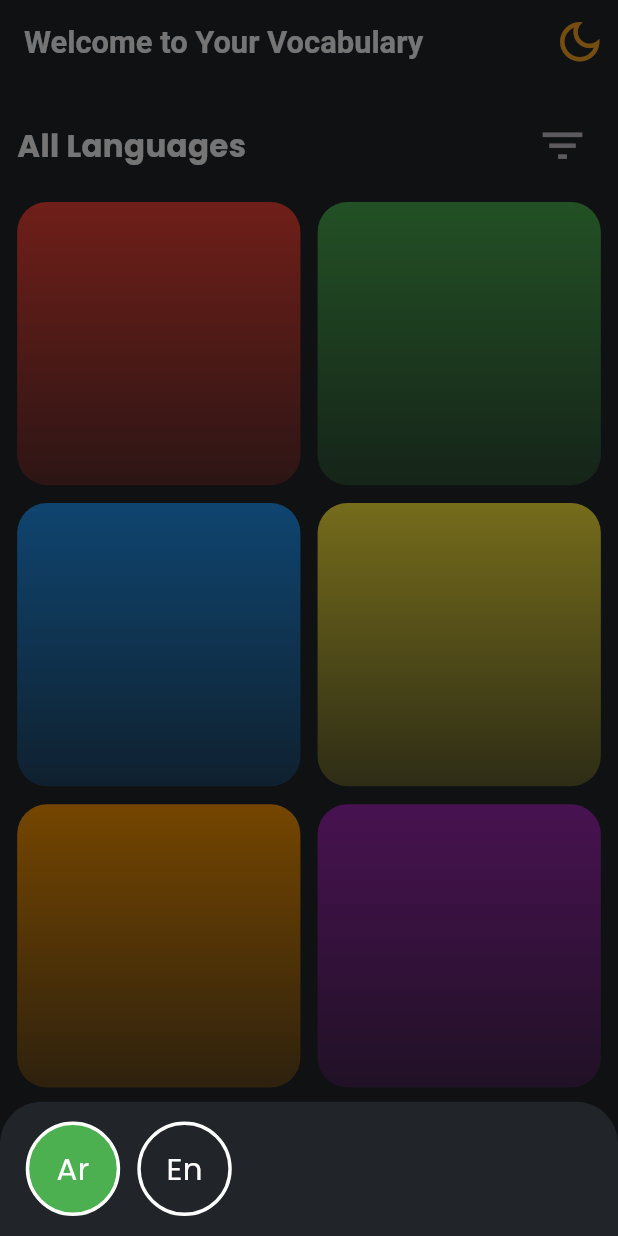
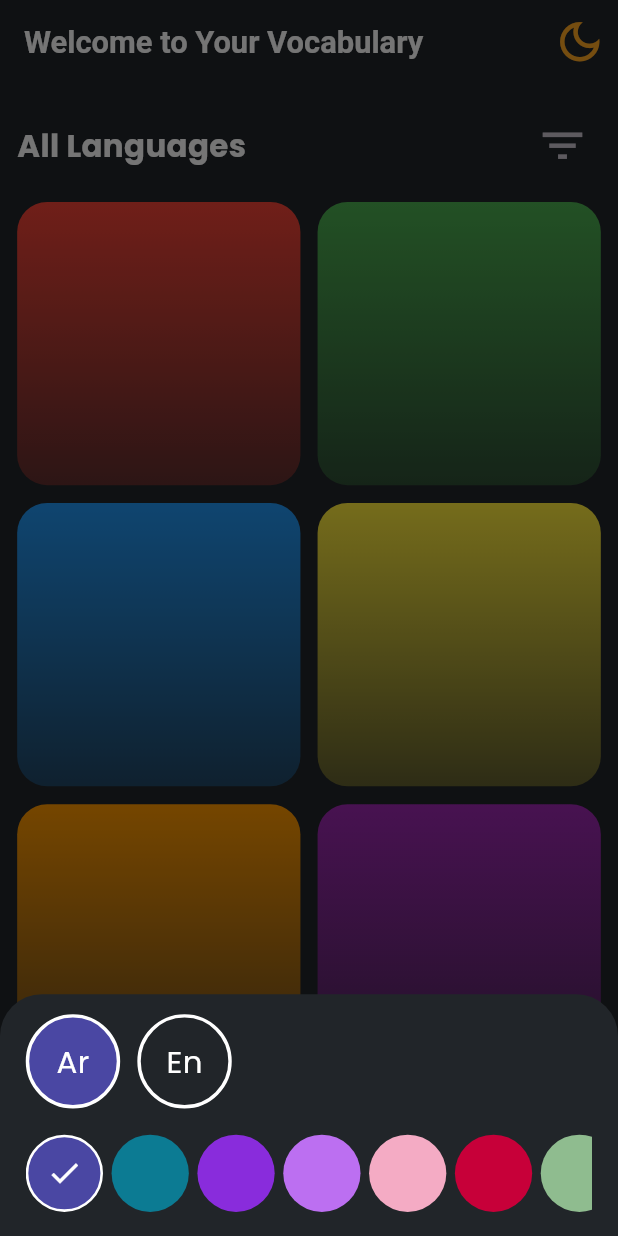
Before and after one commit to AbdoAlHady/Vocabulary_Note, a Flutter app: the screen it shows after launch, after a tap on the "add" icon, on a phone screen of 412 x 824 dp. Run offline on Flutter 3.47's test engine with Material 3 defaults, Android fonts, the phone set to English and light mode, and no system bars; drawn by our look-alikes of animated_text_kit; our stand-ins replace animated_background, flutter_bloc, flutter_screenutil, flutter_svg.

Commit message:
- added choose colors widgets to bottom sheet

```diff
--- a/lib/logic/write_note_cubit/write_note_cubit.dart
+++ b/lib/logic/write_note_cubit/write_note_cubit.dart
@@ -8,7 +8,7 @@ class WriteNoteCubit extends Cubit<WriteNoteState> {
 
   bool isArabic = true;
   String text = '';
-  int colorCode = 0xFF4CAF50;
+  int colorCode = 0XFF4A47A3;
 
   void updateLanguage(bool isArabic) {
     this.isArabic = isArabic;
--- a/lib/ui/widgets/home/add_note/add_note_bottom_sheet.dart
+++ b/lib/ui/widgets/home/add_note/add_note_bottom_sheet.dart
@@ -1,8 +1,10 @@
 import 'package:flutter/material.dart';
 import 'package:flutter_bloc/flutter_bloc.dart';
 import 'package:flutter_screenutil/flutter_screenutil.dart';
+import 'package:vocabulary_note/helpers/spacing.dart';
 import 'package:vocabulary_note/logic/write_note_cubit/write_note_cubit.dart';
 import 'package:vocabulary_note/logic/write_note_cubit/write_note_state.dart';
+import 'package:vocabulary_note/ui/widgets/home/add_note/choose_colors_widget.dart';
 import 'package:vocabulary_note/ui/widgets/home/add_note/chose_language_type.dart';
 
 class AddNoteBottomSheet extends StatelessWidget {
@@ -16,13 +18,22 @@ class AddNoteBottomSheet extends StatelessWidget {
       builder: (context, state) {
         var cubit= WriteNoteCubit().get(context);
         return Container(
+          decoration: BoxDecoration(
+            borderRadius: BorderRadius.only(
+              topLeft: Radius.circular(20.r),
+              topRight: Radius.circular(20.r),
+            ),
+          ),
           width: double.infinity,
           padding: EdgeInsets.symmetric(horizontal: 15.w, vertical: 10.h),
           child:  Column(
             crossAxisAlignment: CrossAxisAlignment.start,
+
             mainAxisSize: MainAxisSize.min,
             children: [
               ChoseLanguageType(isArabic: cubit.isArabic, colorCode: cubit.colorCode),
+              verticalSpace(10),
+               ChooseColorsWidget(activeColor: cubit.colorCode,),
             ],
           ),
         );
--- /dev/null
+++ b/lib/ui/widgets/home/add_note/choose_colors_widget.dart
@@ -0,0 +1,64 @@
+import 'package:flutter/material.dart';
+import 'package:flutter_bloc/flutter_bloc.dart';
+import 'package:flutter_screenutil/flutter_screenutil.dart';
+import 'package:vocabulary_note/core/theme/app_colors.dart';
+import 'package:vocabulary_note/core/utis/extensions.dart';
+import 'package:vocabulary_note/helpers/spacing.dart';
+import 'package:vocabulary_note/logic/write_note_cubit/write_note_cubit.dart';
+
+class ChooseColorsWidget extends StatelessWidget {
+  const ChooseColorsWidget({super.key, required this.activeColor});
+  final int activeColor;
+  final List<int> _colorCodes = const [
+    0XFF4A47A3,
+    0XFF0C7B93,
+    0xFF892CDC,
+    0XFFBC6FF1,
+    0xFFF4ABC4,
+    0XFFC70039,
+    0xFF8FBC8F,
+    0xFFFA8072,
+    0XFF4D4C7D,
+  ];
+
+  @override
+  Widget build(BuildContext context) {
+    return SizedBox(
+      height: 50.h,
+      child: ListView.separated(
+          scrollDirection: Axis.horizontal,
+          itemBuilder: (context, index) {
+            return GestureDetector(
+              onTap: () {
+                context.read<WriteNoteCubit>().updateColor(_colorCodes[index]);
+              },
+              child: Container(
+                width: 45.w,
+                height: 45.h,
+                decoration: BoxDecoration(
+                  shape: BoxShape.circle,
+                  color: Color(_colorCodes[index]),
+                  border: Border.all(
+                    color: activeColor == _colorCodes[index]
+                        ? context.isDark()? Colors.white:AppColors.dark
+                        : Colors.transparent,
+                    width: 1.5.w,
+                  ),
+                ),
+
+                child: activeColor == _colorCodes[index]
+                    ? const Icon(
+                        Icons.check,
+                        color: Colors.white,
+                      )
+                    : null,
+              ),
+            );
+          },
+          separatorBuilder: (context, index) {
+            return horizontalSpace(5);
+          },
+          itemCount: _colorCodes.length),
+    );
+  }
+}
```
